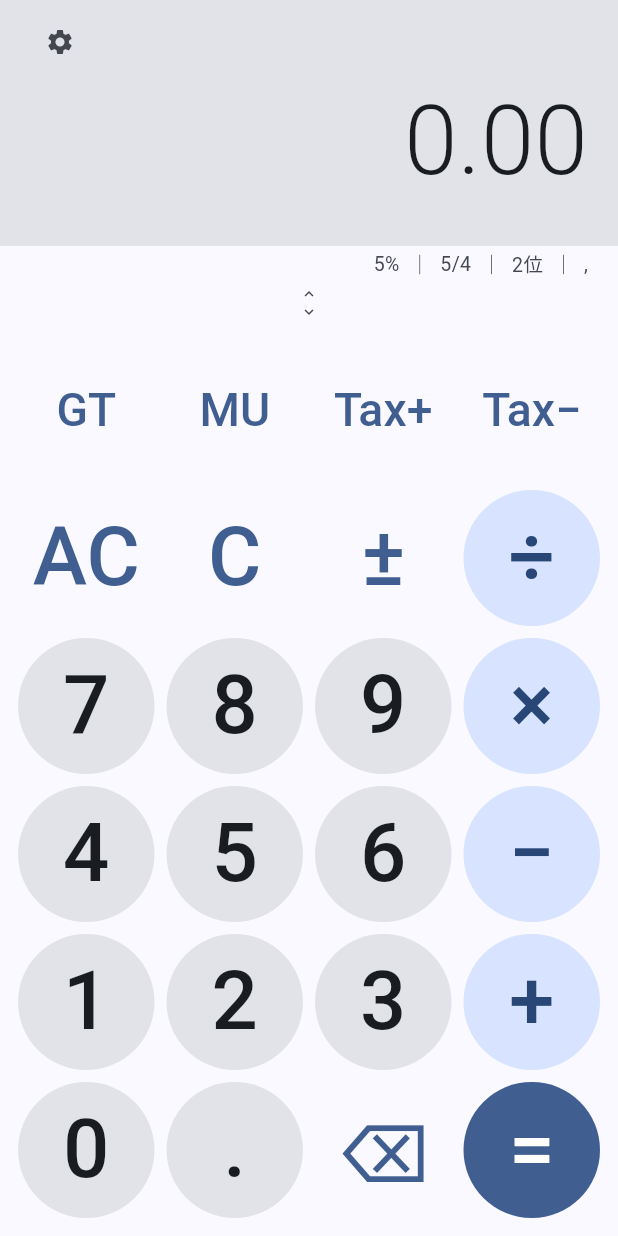
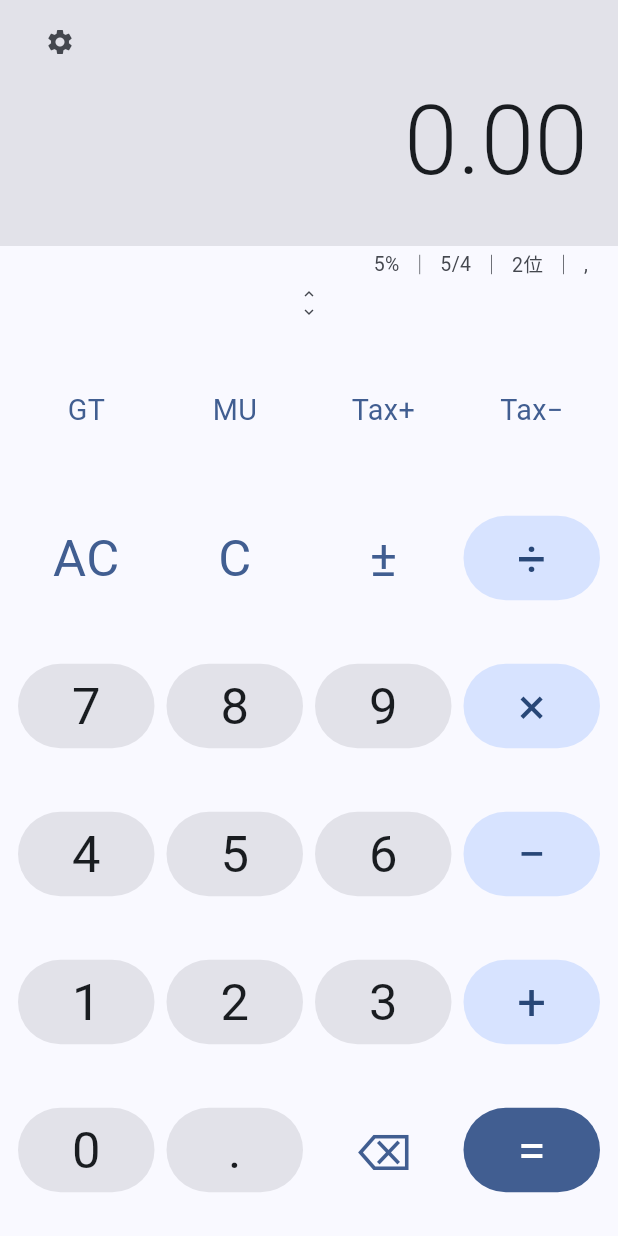
Before and after one commit to wenhsiaoyi/JackCalculator, a Flutter app: the screen it shows after launch, after a tap on the "expand less" icon, on a phone screen of 412 x 824 dp. Run offline on Flutter 3.47's test engine with Material 3 defaults, Android fonts, the light colour scheme and no system bars; our stand-ins replace decimal, flutter_bloc, shared_preferences.

Commit message:
fix(views): render expanded keys as horizontal capsules, not degenerate circles
Expanded rows are taller than the column is wide, so StadiumBorder on a
full-cell rect collapsed to a circle. Cap visual height at 0.62x column
width (measured from the reference) and keep the touch target full-cell
per L2; ink splash clipped to the visual shape.

```diff
--- a/lib/views/components/calc_button.dart
+++ b/lib/views/components/calc_button.dart
@@ -19,7 +19,8 @@ class CalcButton extends StatelessWidget {
   final CalcButtonVariant variant;
   final CalcButtonShape shape;
 
-  /// 字級 = 可用高度 × fontScale（行動版面 v2：主鍵 0.60、面板鍵 0.34）。
+  /// 字級 = 字高基準 × fontScale（行動版面 v2：主鍵 0.60、面板鍵 0.34）。
+  /// 圓形的字高基準是整格高（維持 v2 前比例）；膠囊的字高基準是膠囊視覺高。
   /// 外層 FittedBox(scaleDown) 保證窄窗不 overflow。
   final double fontScale;
 
@@ -42,24 +43,59 @@ class CalcButton extends StatelessWidget {
       padding: const EdgeInsets.all(4),
       child: LayoutBuilder(
         builder: (context, constraints) {
-          final available =
+          final maxW = constraints.maxWidth;
+          final maxH =
               constraints.maxHeight.isFinite ? constraints.maxHeight : 64.0;
-          final fontSize = available * fontScale;
-          return TextButton(
-            style: TextButton.styleFrom(
-              backgroundColor: bg,
-              foregroundColor: fg,
-              padding: EdgeInsets.zero,
-              minimumSize: Size(0, available),
-              shape: switch (shape) {
+          // 膠囊高設上限 0.62×欄寬（量自參考圖 130/210），否則列高 ≥ 欄寬時
+          // StadiumBorder 會退化成圓。觸控範圍維持整格（L2），視覺縮小為已知項。
+          final double visualH = switch (shape) {
+            CalcButtonShape.circle => maxW < maxH ? maxW : maxH,
+            CalcButtonShape.capsule =>
+              maxW * 0.62 < maxH ? maxW * 0.62 : maxH,
+          };
+          final fontSize =
+              (shape == CalcButtonShape.circle ? maxH : visualH) * fontScale;
+          return Material(
+            color: Colors.transparent,
+            child: InkWell(
+              onTap: onPressed,
+              customBorder: switch (shape) {
                 CalcButtonShape.circle => const CircleBorder(),
-                CalcButtonShape.capsule => const StadiumBorder(),
+                CalcButtonShape.capsule => RoundedRectangleBorder(
+                    borderRadius: BorderRadius.circular(visualH / 2),
+                  ),
               },
-            ),
-            onPressed: onPressed,
-            child: FittedBox(
-              fit: BoxFit.scaleDown,
-              child: Text(label, style: TextStyle(fontSize: fontSize)),
+              child: SizedBox(
+                width: maxW,
+                height: maxH,
+                child: Center(
+                  child: SizedBox(
+                    width: maxW,
+                    height: visualH,
+                    child: DecoratedBox(
+                      decoration: switch (shape) {
+                        CalcButtonShape.circle => BoxDecoration(
+                            color: bg,
+                            shape: BoxShape.circle,
+                          ),
+                        CalcButtonShape.capsule => BoxDecoration(
+                            color: bg,
+                            borderRadius: BorderRadius.circular(visualH / 2),
+                          ),
+                      },
+                      child: Center(
+                        child: FittedBox(
+                          fit: BoxFit.scaleDown,
+                          child: Text(
+                            label,
+                            style: TextStyle(fontSize: fontSize, color: fg),
+                          ),
+                        ),
+                      ),
+                    ),
+                  ),
+                ),
+              ),
             ),
           );
         },
```
